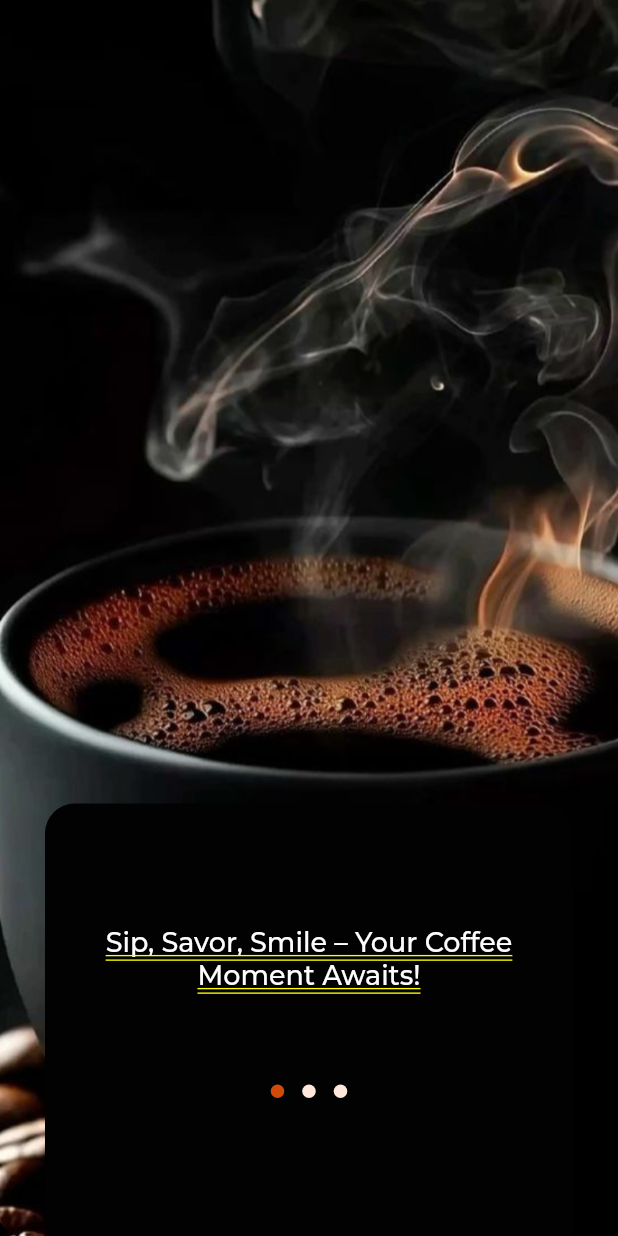
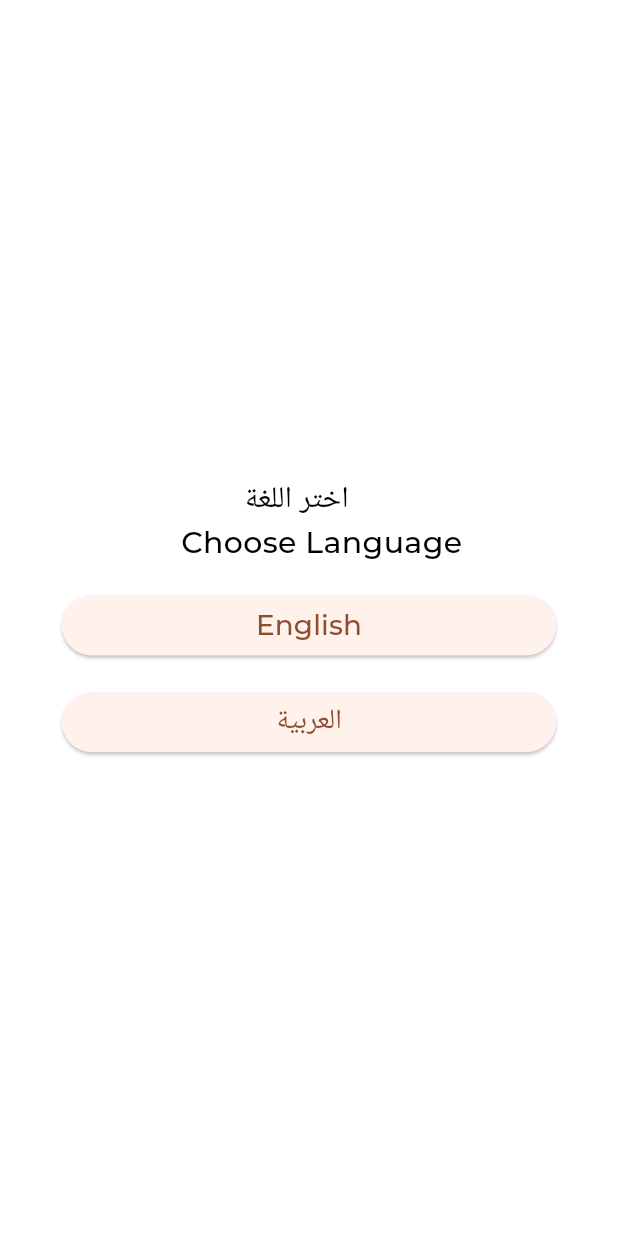
Before and after one commit to Hanan-Aldu2025/Rmsa_Project, a Flutter app: the screen it shows after launch, on a phone screen of 412 x 824 dp. Run offline on Flutter 3.47's test engine with Material 3 defaults, Android fonts, the phone set to English and light mode, and no system bars; drawn by our look-alikes of dots_indicator; our stand-ins replace shared_preferences; statements that could not run were skipped.

Commit message:
I add language page

```diff
--- a/lib/core/app.dart
+++ b/lib/core/app.dart
@@ -1,26 +1,50 @@
 import 'package:appp/core/helper_fauniction/on_generate_router.dart';
 import 'package:appp/featurees/dassh_bord/presentation/views/dash_bord.dart';
 import 'package:appp/generated/l10n.dart';
+import 'package:appp/utils/app_colors.dart';
 import 'package:flutter/material.dart';
 import 'package:flutter_localizations/flutter_localizations.dart';
 
-class AppBootstrap extends StatelessWidget {
+class AppBootstrap extends StatefulWidget {
   const AppBootstrap({super.key});
+
+  @override
+  State<AppBootstrap> createState() => _AppBootstrapState();
+  static void setLocale(BuildContext context, Locale newLocale) {
+    _AppBootstrapState? state = context
+        .findAncestorStateOfType<_AppBootstrapState>();
+    state?.setLocale(newLocale);
+  }
+}
+
+class _AppBootstrapState extends State<AppBootstrap> {
+  Locale _locale = const Locale("en");
+  void setLocale(Locale locale) {
+    setState(() {
+      _locale = locale;
+    });
+  } // البداية
 
   @override
   Widget build(BuildContext context) {
     return MaterialApp(
-      localizationsDelegates: [
+      locale: _locale,
+      supportedLocales: S.delegate.supportedLocales,
+      localizationsDelegates: const [
         S.delegate,
         GlobalMaterialLocalizations.delegate,
         GlobalWidgetsLocalizations.delegate,
         GlobalCupertinoLocalizations.delegate,
+
+        //     supportedLocales: S.delegate.supportedLocales,
       ],
-      supportedLocales: S.delegate.supportedLocales,
-      locale: Locale("en"),
       debugShowCheckedModeBanner: false,
       title: 'Rmsa Cafe',
-      theme: ThemeData(fontFamily: "Montserrat"),
+      theme: ThemeData(
+        fontFamily: "Montserrat",
+        scaffoldBackgroundColor: Colors.white,
+        colorScheme: ColorScheme.fromSeed(seedColor: AppColors.bgBrownDark),
+      ),
       initialRoute: DashBorad.routeName,
       onGenerateRoute: AppRouter.onGenerateRoute,
     );
--- a/lib/core/helper_fauniction/on_generate_router.dart
+++ b/lib/core/helper_fauniction/on_generate_router.dart
@@ -1,4 +1,5 @@
 import 'package:appp/featurees/dassh_bord/presentation/views/dash_bord.dart';
+import 'package:appp/featurees/language/presentation/views/language_selection_view.dart';
 import 'package:appp/featurees/longin/presentation/views/login_view.dart';
 import 'package:appp/featurees/mobile_app/presentation/views/mobile.dart';
 import 'package:appp/featurees/on_boarding/presentation/views/on_boarding_view.dart';
@@ -21,6 +22,9 @@ class AppRouter {
       case SplashView.routeName:
         return MaterialPageRoute(builder: (_) => const SplashView());
       //____________________________________________________________
+        case LanguageSelectionView.routeName:
+        return MaterialPageRoute(builder: (_) => const LanguageSelectionView());
+      //____________________________________________________________
 
       case OnBoardingView.routeName:
         return MaterialPageRoute(builder: (_) => const OnBoardingView());
--- a/lib/core/widget/custom_button.dart
+++ b/lib/core/widget/custom_button.dart
@@ -3,22 +3,22 @@ import 'package:appp/utils/app_style.dart';
 import 'package:flutter/material.dart';
 
 class CustomButton extends StatelessWidget {
-  const CustomButton({super.key, required this.passward, required this.text});
-  final VoidCallback passward;
+  const CustomButton({super.key, required this.onpressed, required this.text});
+  final VoidCallback onpressed;
   final String text;
   @override
   Widget build(BuildContext context) {
     return SizedBox(
-      width: MediaQuery.of(context).size.width * 0.6,
+      width: MediaQuery.of(context).size.width * 0.9,
       height: 50,
       child: TextButton(
         style: TextButton.styleFrom(
-          backgroundColor: AppColors.dotactive,
+          backgroundColor: AppColors.bgBrownDark,
           shape: RoundedRectangleBorder(
             borderRadius: BorderRadiusGeometry.circular(16),
           ),
         ),
-        onPressed: passward,
+        onPressed: onpressed,
         child: Text(text, style: AppStyles.styleSemiBold18),
       ),
     );
--- /dev/null
+++ b/lib/featurees/language/presentation/views/language_selection_view.dart
@@ -0,0 +1,70 @@
+import 'package:appp/core/app.dart';
+import 'package:appp/featurees/on_boarding/presentation/views/on_boarding_view.dart';
+import 'package:appp/utils/app_style.dart';
+import 'package:flutter/material.dart';
+
+class LanguageSelectionView extends StatelessWidget {
+  static const String routeName = "/languageSelection";
+
+  const LanguageSelectionView({super.key});
+
+  @override
+  Widget build(BuildContext context) {
+    final size = MediaQuery.of(context).size;
+    final paddingHorizontal = size.width * 0.1; // 10% من عرض الشاشة
+    final spacingVertical = size.height * 0.02; // 2% من ارتفاع الشاشة
+
+    return Scaffold(
+      body: Padding(
+        padding: EdgeInsets.symmetric(horizontal: paddingHorizontal),
+        child: Column(
+          mainAxisAlignment: MainAxisAlignment.center,
+          children: [
+            Text(
+              "اختر اللغة   ",
+              style: AppStyles.styleMedium20.copyWith(color: Colors.black),
+            ),
+            Text(
+              "   Choose Language",
+              style: AppStyles.styleMedium20.copyWith(color: Colors.black),
+            ),
+            SizedBox(height: spacingVertical),
+            SizedBox(
+              width: double.infinity,
+              child: ElevatedButton(
+                onPressed: () {
+                  AppBootstrap.setLocale(context, const Locale("en"));
+                  Navigator.pushReplacementNamed(
+                    context,
+                    OnBoardingView.routeName,
+                  );
+                },
+                child: Text(
+                  "English",
+                  style: TextStyle(fontSize: size.width * 0.045),
+                ),
+              ),
+            ),
+            SizedBox(height: spacingVertical),
+            SizedBox(
+              width: double.infinity,
+              child: ElevatedButton(
+                onPressed: () {
+                  AppBootstrap.setLocale(context, const Locale("ar"));
+                  Navigator.pushReplacementNamed(
+                    context,
+                    OnBoardingView.routeName,
+                  );
+                },
+                child: Text(
+                  "العربية",
+                  style: TextStyle(fontSize: size.width * 0.045),
+                ),
+              ),
+            ),
+          ],
+        ),
+      ),
+    );
+  }
+}
--- a/lib/featurees/on_boarding/presentation/widget/on_boarding_items.dart
+++ b/lib/featurees/on_boarding/presentation/widget/on_boarding_items.dart
@@ -39,7 +39,9 @@ class OnBoardingItems extends StatelessWidget {
                   child: Center(
                     child: Text(
                       title,
-                      style: AppStyles.styleRegular18,
+                      style: AppStyles.styleRegular14.copyWith(
+                        color: Colors.white,
+                      ),
                       textAlign: TextAlign.center,
                     ),
                   ),
--- a/lib/featurees/on_boarding/presentation/widget/on_boarding_page_view.dart
+++ b/lib/featurees/on_boarding/presentation/widget/on_boarding_page_view.dart
@@ -1,4 +1,5 @@
 import 'package:appp/featurees/on_boarding/presentation/widget/on_boarding_items.dart';
+import 'package:appp/generated/l10n.dart';
 import 'package:appp/utils/app_colors.dart';
 import 'package:appp/utils/app_images.dart';
 import 'package:flutter/material.dart';
@@ -12,18 +13,17 @@ class OnBoardingPageView extends StatelessWidget {
       controller: pageController,
       children: [
         OnBoardingItems(
-          title: "Sip, Savor, Smile – Your Coffee Moment Awaits!",
+          title: S.of(context).onBoardingTitle1,
           backgroundimage: Assets.imagesOneboarding,
           bkgroundcolor: AppColors.bgBlack,
         ),
         OnBoardingItems(
-          title: "Wake Up to Happiness – Coffee and Desserts Together",
+          title: S.of(context).onBoardingTitle2,
           backgroundimage: Assets.imagesTwoboarding,
           bkgroundcolor: AppColors.bgBrownDark,
         ),
         OnBoardingItems(
-          title:
-              "Enjoy every sip and every bite, where coffee and sweets turn into unforgettable moments",
+          title: S.of(context).onBoardingTitle3,
           backgroundimage: Assets.imagesThreeboarding,
           bkgroundcolor: AppColors.bgBrownLight,
         ),
--- a/lib/featurees/on_boarding/presentation/widget/on_bording_view_body.dart
+++ b/lib/featurees/on_boarding/presentation/widget/on_bording_view_body.dart
@@ -3,6 +3,7 @@ import 'package:appp/core/services/shared_preverences_singleton.dart';
 import 'package:appp/core/widget/custom_button.dart';
 import 'package:appp/featurees/longin/presentation/views/login_view.dart';
 import 'package:appp/featurees/on_boarding/presentation/widget/on_boarding_page_view.dart';
+import 'package:appp/generated/l10n.dart';
 import 'package:appp/utils/app_colors.dart';
 import 'package:dots_indicator/dots_indicator.dart';
 import 'package:flutter/material.dart';
@@ -65,13 +66,13 @@ class _OnBordingViewBodyState extends State<OnBordingViewBody> {
                   maintainAnimation: true,
                   maintainState: true,
                   child: CustomButton(
-                    passward: () async {
+                    onpressed: () async {
                       await AppPrefs.setBool(kIsOnBoardingVieweSeen, true);
                       Navigator.of(
                         context,
                       ).pushReplacementNamed(LoginView.routeName);
                     },
-                    text: "Start ",
+                    text: S.of(context).start,
                   ),
                 ),
                 SizedBox(height: 20),
--- a/lib/utils/app_colors.dart
+++ b/lib/utils/app_colors.dart
@@ -8,6 +8,7 @@ abstract class AppColors {
   static const Color bgorangLight = Color(0xFFFFE7DB);
   static const Color bgScaffold = Color(0xFFFFE7DB);
   static const Color bgBrownDarkTransparent = Color(0x80452F22);
+  static const Color bklbrownlight10 = Color.fromARGB(29, 150, 86, 51);
 
   static const Color dotactive = Color.fromARGB(255, 209, 75, 8);
 }
--- a/lib/utils/app_style.dart
+++ b/lib/utils/app_style.dart
@@ -1,18 +1,136 @@
 import 'package:flutter/material.dart';
 
 abstract class AppStyles {
-  static const TextStyle styleRegular12 = TextStyle(
-    color: Color(0xFFAAAAAA),
+  //ExtraBold
+  static const TextStyle styleExtraBold16 = TextStyle(
+    color: Color(0xFF0A191E), //#0A191E
+    fontSize: 16,
+    fontFamily: 'Montserrat',
+    fontWeight: FontWeight.w800,
+  );
+
+  static const TextStyle styleExtraBold12 = TextStyle(
+    color: Color(0xFF0A191E), //#0A191E
     fontSize: 12,
     fontFamily: 'Montserrat',
-    fontWeight: FontWeight.w500,
+    fontWeight: FontWeight.w800,
   );
+
+  //Bold
+  static const TextStyle styleBold36 = TextStyle(
+    color: Color(0xFF0A191E), //#0A191E
+    fontSize: 36,
+    fontFamily: 'Montserrat',
+    fontWeight: FontWeight.w700,
+  );
+
+  static const TextStyle styleBold28 = TextStyle(
+    color: Color(0xFF0A191E), //#0A191E
+    fontSize: 28,
+    fontFamily: 'Montserrat',
+    fontWeight: FontWeight.w700,
+  );
+
+  static const TextStyle styleBold20 = TextStyle(
+    color: Color(0xFF0A191E), //#0A191E
+    fontSize: 20,
+    fontFamily: 'Montserrat',
+    fontWeight: FontWeight.w700,
+  );
+
+  static const TextStyle styleBold15 = TextStyle(
+    color: Color(0xFFCB8A58), //#CB8A58
+    fontSize: 15,
+    fontFamily: 'Montserrat',
+    fontWeight: FontWeight.w700,
+  );
+
+  static const TextStyle styleBold12 = TextStyle(
+    color: Color(0xFF0A191E), //#0A191E
+    fontSize: 12,
+    fontFamily: 'Montserrat',
+    fontWeight: FontWeight.w700,
+  );
+
+  //Semi Bold
+  static const TextStyle styleSemiBold22 = TextStyle(
+    color: Color(0xFFFFFFFF), //#FFFFFF
+    fontSize: 22,
+    fontFamily: 'Montserrat',
+    fontWeight: FontWeight.w600,
+  );
+
+  //Regular
+  static const TextStyle styleRegular24 = TextStyle(
+    color: Color(0xFF8F9698), //#8F9698
+    fontSize: 24,
+    fontFamily: 'Montserrat',
+    fontWeight: FontWeight.w400,
+  );
+  static const TextStyle styleRegular20 = TextStyle(
+    color: Color(0xFFFFFFFF), //#FFFFFF
+    fontSize: 20,
+    fontFamily: 'Montserrat',
+    fontWeight: FontWeight.w400,
+  );
+
   static const TextStyle styleRegular18 = TextStyle(
-    color: Color.fromARGB(255, 253, 253, 253),
+    color: Color(0xFF0A191E), //#0A191E
     fontSize: 18,
     fontFamily: 'Montserrat',
-    fontWeight: FontWeight.w500,
+    fontWeight: FontWeight.w400,
   );
+
+  static const TextStyle styleRegular16 = TextStyle(
+    color: Color(0xFF0A191E), //#0A191E
+    fontSize: 36,
+    fontFamily: 'Montserrat',
+    fontWeight: FontWeight.w400,
+  );
+
+  static const TextStyle styleRegular12 = TextStyle(
+    color: Color(0xFFCBCBD4), //#CBCBD4
+    fontSize: 12,
+    fontFamily: 'Montserrat',
+    fontWeight: FontWeight.w400,
+  );
+
+  static const TextStyle styleRegular10 = TextStyle(
+    color: Color(0xFF0A191E), //#0A191E
+    fontSize: 10,
+    fontFamily: 'Montserrat',
+    fontWeight: FontWeight.w400,
+  );
+
+  //Light
+  static const TextStyle styleLight20 = TextStyle(
+    color: Color(0xFFD2AE82), //#D2AE82
+    fontSize: 20,
+    fontFamily: 'Montserrat',
+    fontWeight: FontWeight.w300,
+  );
+
+  static const TextStyle styleLight16 = TextStyle(
+    color: Color(0xFF0A191E), //#0A191E
+    fontSize: 16,
+    fontFamily: 'Montserrat',
+    fontWeight: FontWeight.w300,
+  );
+
+  //----------------------------------------------------------------------------
+
+  // static const TextStyle styleRegular12 = TextStyle(
+  //   color: Color(0xFFAAAAAA),
+  //   fontSize: 12,
+  //   fontFamily: 'Montserrat',
+  //   fontWeight: FontWeight.w400,
+  // );
+  // static const TextStyle styleRegular18 = TextStyle(
+  //   color: Color.fromARGB(255, 253, 253, 253),
+  //   fontSize: 18,
+  //   fontFamily: 'Montserrat',
+  //   fontWeight: FontWeight.w400,
+  // );
 
   static const TextStyle styleRegular14 = TextStyle(
     color: Color(0xFFFF8C42),
@@ -20,19 +138,25 @@ abstract class AppStyles {
     fontFamily: 'Montserrat',
     fontWeight: FontWeight.w400,
   );
+  static const TextStyle styleRegular13 = TextStyle(
+    color: Color(0xFF6F4E37),
+    fontSize: 13,
+    fontFamily: 'Montserrat',
+    fontWeight: FontWeight.w400,
+  );
 
-  static const TextStyle styleRegular16 = TextStyle(
-    color: Color(0xFF452F22), // بني غامق
-    fontSize: 16,
-    fontFamily: 'Montserrat',
-    fontWeight: FontWeight.w300,
-  );
+  // static const TextStyle styleRegular16 = TextStyle(
+  //   color: Color(0xFF452F22), // بني غامق
+  //   fontSize: 16,
+  //   fontFamily: 'Montserrat',
+  //   fontWeight: FontWeight.w700,
+  // );
 
   static const TextStyle styleMedium16 = TextStyle(
     color: Color(0xFFFF8C42), // بني برتقالي
     fontSize: 16,
     fontFamily: 'Montserrat',
-    fontWeight: FontWeight.w300,
+    fontWeight: FontWeight.w500,
   );
 
   static const TextStyle styleMedium20 = TextStyle(
--- a/lib/view_model/splash_view_model.dart
+++ b/lib/view_model/splash_view_model.dart
@@ -1,8 +1,8 @@
 // lib/features/splash/viewmodel/splash_vm.dart
 import 'package:appp/constans.dart';
 import 'package:appp/core/services/shared_preverences_singleton.dart';
+import 'package:appp/featurees/language/presentation/views/language_selection_view.dart';
 import 'package:appp/featurees/longin/presentation/views/login_view.dart';
-import 'package:appp/featurees/on_boarding/presentation/views/on_boarding_view.dart';
 import 'package:flutter/material.dart';
 
 class SplashViewModel with ChangeNotifier {
@@ -31,7 +31,7 @@ class SplashViewModel with ChangeNotifier {
     } else {
       Navigator.push(
         context,
-        MaterialPageRoute(builder: (context) => const OnBoardingView()),
+        MaterialPageRoute(builder: (context) => const LanguageSelectionView()),
       );
     }
   }
```
Also changed, not shown: lib/core/widget/custom_app_bar.dart (added, +19 -0 lines), lib/core/widget/custom_text_filed.dart (added, +40 -0 lines), lib/featurees/longin/presentation/views/login_view.dart (+7 -1 lines), lib/featurees/longin/presentation/widget/login_view_body.dart (added, +65 -0 lines), lib/l10n/intl_ar.arb (+12 -1 lines), lib/l10n/intl_en.arb (+12 -1 lines), assets/images/Logo.png (renamed from assets/images/Logo1.png), lib/generated/intl/messages_ar.dart, lib/generated/intl/messages_en.dart, lib/generated/l10n.dart.
